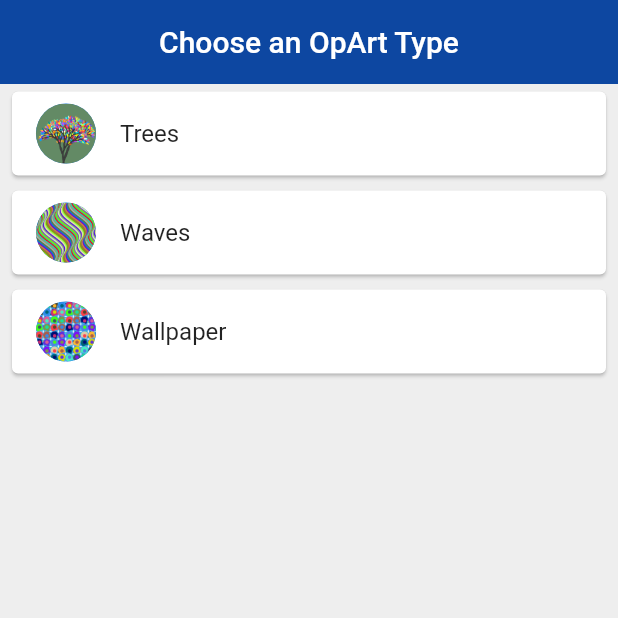
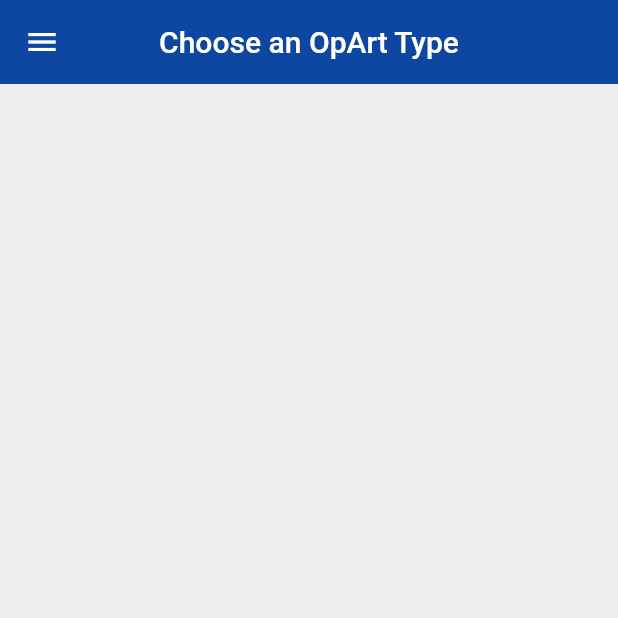
Before and after one commit to baldfatchris/opart_v2, a Flutter app: the screen it shows after launch, on a phone screen of 412 x 824 dp, the top half of it. Run offline on Flutter 3.47's test engine with Material 2 defaults, Android fonts, the phone set to English and light mode, and no system bars; our stand-ins replace flutter_spinkit.

Commit message:
Added some sort of functional navigation

```diff
--- a/lib/menu.dart
+++ b/lib/menu.dart
@@ -1,4 +1,5 @@
 import 'package:flutter/material.dart';
+import 'side_drawer.dart';
 
 class OpArtMenu extends StatefulWidget {
   @override
@@ -7,11 +8,7 @@ class OpArtMenu extends StatefulWidget {
 
 class _OpArtMenuState extends State<OpArtMenu> {
 
-  List<OpArtType> OpArtTypes = [
-    OpArtType(name: 'Trees', icon: 'lib/assets/trees.png', link: '/tree'),
-    OpArtType(name: 'Waves', icon: 'lib/assets/waves.png', link: '/waves'),
-    OpArtType(name: 'Wallpaper', icon: 'lib/assets/wallpaper.png', link: '/wallpaper'),
-  ];
+
 
 
   @override
@@ -24,6 +21,7 @@ class _OpArtMenuState extends State<OpArtMenu> {
   Widget build(BuildContext context) {
 
     return Scaffold(
+        drawer: DrawerWidget(),
         backgroundColor: Colors.grey[200],
         appBar: AppBar(
           backgroundColor: Colors.blue[900],
@@ -31,36 +29,6 @@ class _OpArtMenuState extends State<OpArtMenu> {
           centerTitle: true,
           elevation: 0,
         ),
-        body:ListView.builder(
-          itemCount: OpArtTypes.length,
-          itemBuilder: (context, index) {
-            return Padding(
-              padding: EdgeInsets.symmetric(vertical: 1, horizontal: 4),
-              child: Card(
-                child: ListTile(
-                  onTap: () {
-                    print(OpArtTypes[index].name);
-                    Navigator.pushReplacementNamed(context, OpArtTypes[index].link);
-                  },
-                  title: Text(OpArtTypes[index].name),
-                  leading: CircleAvatar(
-                    backgroundImage: AssetImage('${OpArtTypes[index].icon}'),
-                  ),
-                ),
-              ),
-            );
-          },
-        )
-
-    );
+        body: Container());
   }
 }
-
-class OpArtType {
-  String name;
-  String icon;
-  String link;
-
-  OpArtType({this.name, this.icon, this.link});
-
-}
--- /dev/null
+++ b/lib/side_drawer.dart
@@ -0,0 +1,49 @@
+
+import 'package:flutter/material.dart';
+
+import 'opart_tree.dart';
+import 'opart_waves.dart';
+import 'opart_wallpaper.dart';
+Widget DrawerWidget(){
+  List<OpArtType> OpArtTypes = [
+    OpArtType(name: 'Trees', icon: 'lib/assets/trees.png', widget: OpArtTree()),
+    OpArtType(name: 'Waves', icon: 'lib/assets/waves.png', widget: OpArtWaves()),
+    OpArtType(name: 'Wallpaper', icon: 'lib/assets/wallpaper.png', widget: OpArtWallpaper()),
+  ];
+  return Drawer(
+    // Add a ListView to the drawer. This ensures the user can scroll
+    // through the options in the drawer if there isn't enough vertical
+    // space to fit everything.
+      child: ListView.builder(
+        itemCount: OpArtTypes.length,
+        itemBuilder: (context, index) {
+          return Padding(
+            padding: EdgeInsets.symmetric(vertical: 1, horizontal: 4),
+            child: Card(
+              child: ListTile(
+                onTap: () {
+                  print(OpArtTypes[index].name);
+                  Navigator.push(
+                      context,
+                      MaterialPageRoute(builder: (context) => OpArtTypes[index].widget));
+
+                },
+                title: Text(OpArtTypes[index].name),
+                leading: CircleAvatar(
+                  backgroundImage: AssetImage('${OpArtTypes[index].icon}'),
+                ),
+              ),
+            ),
+          );
+        },
+      )
+  );
+}
+class OpArtType {
+  String name;
+  String icon;
+  Widget widget;
+
+  OpArtType({this.name, this.icon, this.widget});
+
+}
```
Also changed, not shown: lib/opart_tree.dart (+3 -9 lines), lib/opart_wallpaper.dart (+14 -23 lines), lib/opart_waves.dart (+9 -7 lines), pubspec.lock.
